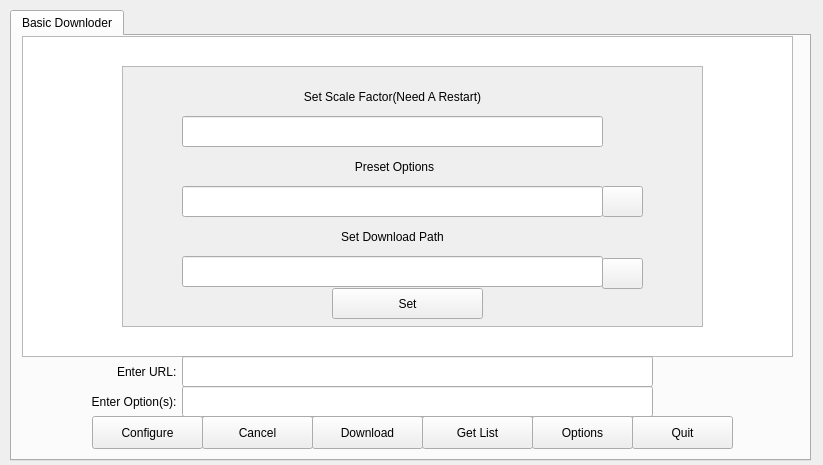
Old version of the form src/mainwindow.ui in the repository mhogomchungu/media-downloader.
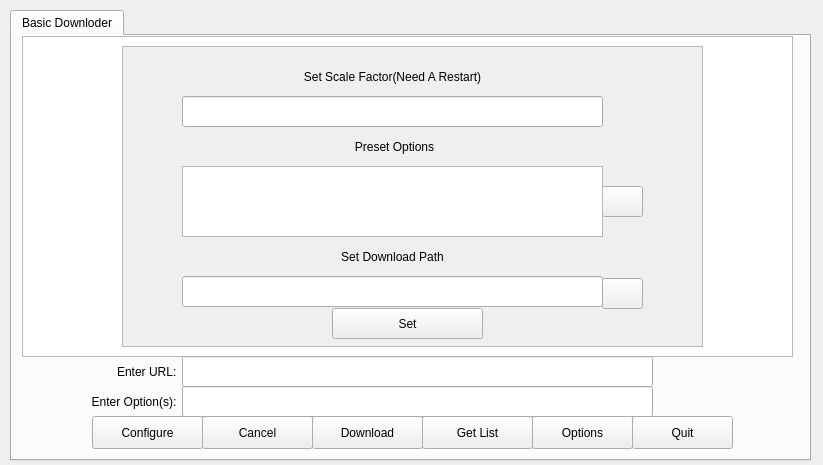
New version of the form.

```diff
--- a/src/mainwindow.ui
+++ b/src/mainwindow.ui
@@ -151,9 +151,9 @@
       <property name="geometry">
        <rect>
         <x>110</x>
-        <y>30</y>
+        <y>10</y>
         <width>581</width>
-        <height>261</height>
+        <height>301</height>
        </rect>
       </property>
       <property name="autoFillBackground">
@@ -169,7 +169,7 @@
        <property name="geometry">
         <rect>
          <x>60</x>
-         <y>150</y>
+         <y>190</y>
          <width>421</width>
          <height>41</height>
         </rect>
@@ -188,7 +188,7 @@
        <property name="geometry">
         <rect>
          <x>60</x>
-         <y>190</y>
+         <y>230</y>
          <width>421</width>
          <height>31</height>
         </rect>
@@ -198,7 +198,7 @@
        <property name="geometry">
         <rect>
          <x>480</x>
-         <y>192</y>
+         <y>232</y>
          <width>41</width>
          <height>31</height>
         </rect>
@@ -211,7 +211,7 @@
        <property name="geometry">
         <rect>
          <x>210</x>
-         <y>222</y>
+         <y>262</y>
          <width>151</width>
          <height>31</height>
         </rect>
@@ -262,21 +262,11 @@
         <set>Qt::AlignCenter</set>
        </property>
       </widget>
-      <widget class="QLineEdit" name="lineEditPresetNumbers">
-       <property name="geometry">
-        <rect>
-         <x>60</x>
-         <y>120</y>
-         <width>421</width>
-         <height>31</height>
-        </rect>
-       </property>
-      </widget>
       <widget class="QPushButton" name="pbSetPresetDefaults">
        <property name="geometry">
         <rect>
          <x>480</x>
-         <y>120</y>
+         <y>140</y>
          <width>41</width>
          <height>31</height>
         </rect>
@@ -288,6 +278,16 @@
         <string/>
        </property>
       </widget>
+      <widget class="QTextEdit" name="textEditPresetOptions">
+       <property name="geometry">
+        <rect>
+         <x>60</x>
+         <y>120</y>
+         <width>421</width>
+         <height>71</height>
+        </rect>
+       </property>
+      </widget>
      </widget>
      <widget class="QPushButton" name="pbEntries">
       <property name="geometry">
```
